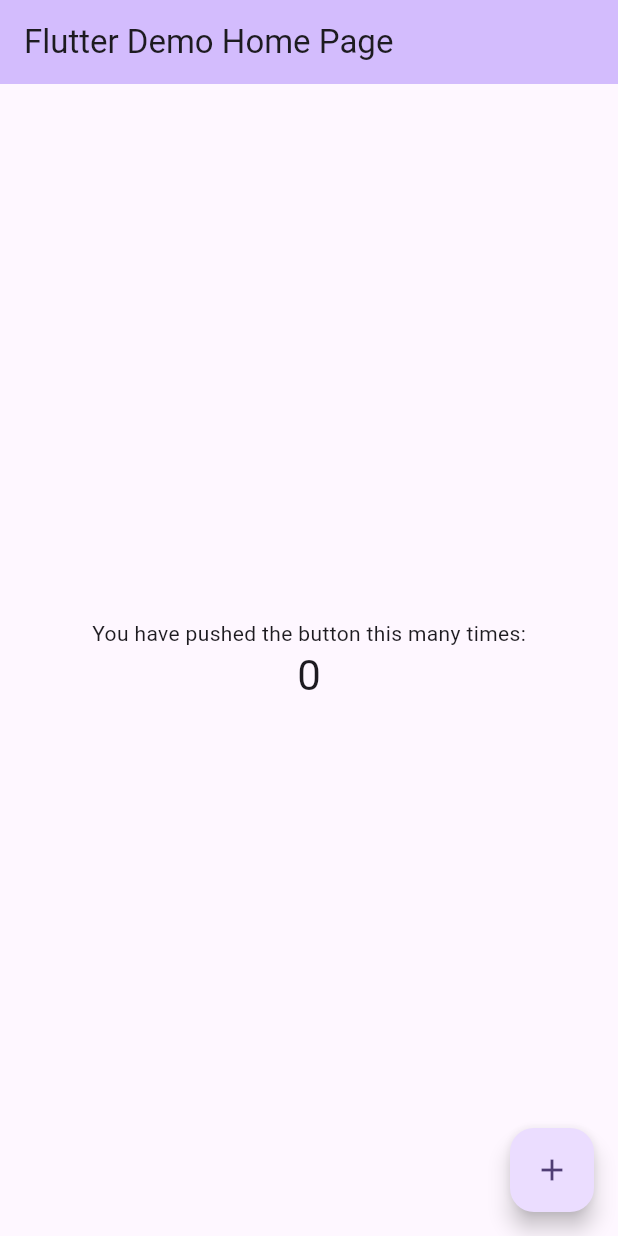
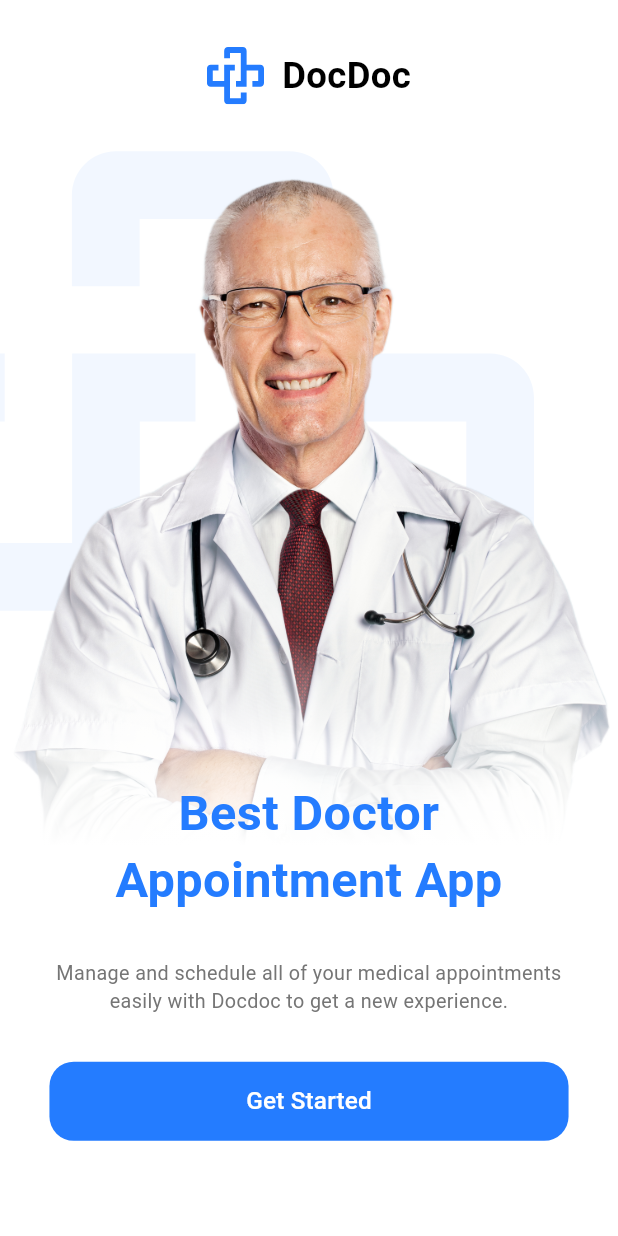
Before and after one commit to MoazSayed7/DocDoc, a Flutter app: the screen it shows after launch, on a phone screen of 412 x 824 dp. Run offline on Flutter 3.47's test engine with Material 3 defaults, Android fonts, the light colour scheme and no system bars; our stand-ins replace flutter_screenutil, flutter_svg.

Commit message:
- added images & svgs folders for assets. - added flutter_svg & added fluter_screenutil - made a file for doc app client - added Navigation extension - added routing folder that contains router class and routes file - added colors & text styles - added empty login screen - added onboarding screen

```diff
--- /dev/null
+++ b/lib/core/helpers/extensions.dart
@@ -0,0 +1,20 @@
+import 'package:flutter/widgets.dart';
+
+extension Navigation on BuildContext {
+  void pop() => Navigator.of(this).pop();
+
+  Future<dynamic> pushNamed(String routeName, {Object? arguments}) {
+    return Navigator.of(this).pushNamed(routeName, arguments: arguments);
+  }
+
+  Future<dynamic> pushNamedAndRemoveUntil(String routeName,
+      {Object? arguments, required RoutePredicate predicate}) {
+    return Navigator.of(this)
+        .pushNamedAndRemoveUntil(routeName, predicate, arguments: arguments);
+  }
+
+  Future<dynamic> pushReplacementNamed(String routeName, {Object? arguments}) {
+    return Navigator.of(this)
+        .pushReplacementNamed(routeName, arguments: arguments);
+  }
+}
--- /dev/null
+++ b/lib/core/routing/app_router.dart
@@ -0,0 +1,31 @@
+import 'package:flutter/material.dart';
+
+import '../../features/login/ui/login_screen.dart';
+import '../../features/onboarding/onboarding_screen.dart';
+import 'routes.dart';
+
+class AppRouter {
+  Route generateRoute(RouteSettings settings) {
+    //this arguments to be passed in any screen like this ( arguments as ClassName )
+    final arguments = settings.arguments;
+
+    switch (settings.name) {
+      case Routes.onBoardingScreen:
+        return MaterialPageRoute(
+          builder: (_) => const OnboardingScreen(),
+        );
+      case Routes.loginScreen:
+        return MaterialPageRoute(
+          builder: (_) => const LoginScreen(),
+        );
+      default:
+        return MaterialPageRoute(
+          builder: (_) => Scaffold(
+            body: Center(
+              child: Text('No route defined for ${settings.name}'),
+            ),
+          ),
+        );
+    }
+  }
+}
--- /dev/null
+++ b/lib/core/routing/routes.dart
@@ -0,0 +1,4 @@
+class Routes {
+  static const String onBoardingScreen = '/onBoardingScreen';
+  static const String loginScreen = '/loginScreen';
+}
--- /dev/null
+++ b/lib/core/theming/colors.dart
@@ -0,0 +1,6 @@
+import 'package:flutter/material.dart';
+
+class ColorsManager {
+  static const Color mainBlue = Color(0xFF247CFF);
+  static const Color gray = Color(0xFF757575);
+}
--- /dev/null
+++ b/lib/core/theming/styles.dart
@@ -0,0 +1,30 @@
+import 'package:flutter/material.dart';
+import 'package:flutter_screenutil/flutter_screenutil.dart';
+
+import 'colors.dart';
+
+class TextStyles {
+  static TextStyle font24Black700Weight = TextStyle(
+    fontSize: 24.sp,
+    fontWeight: FontWeight.w700,
+    color: Colors.black,
+  );
+
+  static TextStyle font32BlueBold = TextStyle(
+    fontSize: 32.sp,
+    fontWeight: FontWeight.bold,
+    color: ColorsManager.mainBlue,
+  );
+
+  static TextStyle font13GrayRegular = TextStyle(
+    fontSize: 13.sp,
+    fontWeight: FontWeight.normal,
+    color: ColorsManager.gray,
+  );
+
+  static TextStyle font16WhiteSemiBold = TextStyle(
+    fontSize: 16.sp,
+    fontWeight: FontWeight.w500,
+    color: Colors.white,
+  );
+}
--- /dev/null
+++ b/lib/doc_app.dart
@@ -0,0 +1,28 @@
+import 'package:flutter/material.dart';
+import 'package:flutter_screenutil/flutter_screenutil.dart';
+
+import 'core/routing/app_router.dart';
+import 'core/routing/routes.dart';
+import 'core/theming/colors.dart';
+
+class DocApp extends StatelessWidget {
+  final AppRouter appRouter;
+  const DocApp({super.key, required this.appRouter});
+
+  @override
+  Widget build(BuildContext context) {
+    return ScreenUtilInit(
+        designSize: const Size(375, 812),
+        minTextAdapt: true,
+        child: MaterialApp(
+          title: 'DocDoc App',
+          theme: ThemeData(
+            primaryColor: ColorsManager.mainBlue,
+            scaffoldBackgroundColor: Colors.white,
+          ),
+          debugShowCheckedModeBanner: false,
+          initialRoute: Routes.onBoardingScreen,
+          onGenerateRoute: appRouter.generateRoute,
+        ));
+  }
+}
--- /dev/null
+++ b/lib/features/login/ui/login_screen.dart
@@ -0,0 +1,17 @@
+import 'package:flutter/material.dart';
+
+class LoginScreen extends StatelessWidget {
+  const LoginScreen({super.key});
+
+  @override
+  Widget build(BuildContext context) {
+    return Scaffold(
+      appBar: AppBar(
+        title: const Text('LoginScreen'),
+      ),
+      body: const Center(
+        child: Text('LoginScreen is working'),
+      ),
+    );
+  }
+}
--- /dev/null
+++ b/lib/features/onboarding/onboarding_screen.dart
@@ -0,0 +1,45 @@
+import 'package:flutter/material.dart';
+import 'package:flutter_screenutil/flutter_screenutil.dart';
+
+import '../../core/theming/styles.dart';
+import 'widgets/doc_logo_and_name.dart';
+import 'widgets/doctor_image_and_text.dart';
+import 'widgets/get_started_button.dart';
+
+class OnboardingScreen extends StatelessWidget {
+  const OnboardingScreen({super.key});
+
+  @override
+  Widget build(BuildContext context) {
+    return Scaffold(
+      body: SafeArea(
+        child: SingleChildScrollView(
+          child: Padding(
+            padding: EdgeInsets.only(top: 30.h, bottom: 30.h),
+            child: Column(
+              children: [
+                const DocLogoAndName(),
+                SizedBox(height: 30.h),
+                const DoctorImageAndText(),
+                Padding(
+                  padding: EdgeInsets.symmetric(horizontal: 30.w),
+                  child: Column(
+                    children: [
+                      Text(
+                        'Manage and schedule all of your medical appointments easily with Docdoc to get a new experience.',
+                        style: TextStyles.font13GrayRegular,
+                        textAlign: TextAlign.center,
+                      ),
+                      SizedBox(height: 30.h),
+                      const GetStartedButton(),
+                    ],
+                  ),
+                )
+              ],
+            ),
+          ),
+        ),
+      ),
+    );
+  }
+}
--- /dev/null
+++ b/lib/features/onboarding/widgets/doc_logo_and_name.dart
@@ -0,0 +1,24 @@
+import 'package:flutter/material.dart';
+import 'package:flutter_screenutil/flutter_screenutil.dart';
+import 'package:flutter_svg/svg.dart';
+
+import '../../../core/theming/styles.dart';
+
+class DocLogoAndName extends StatelessWidget {
+  const DocLogoAndName({super.key});
+
+  @override
+  Widget build(BuildContext context) {
+    return Row(
+      mainAxisAlignment: MainAxisAlignment.center,
+      children: [
+        SvgPicture.asset('assets/svgs/docdoc_logo.svg'),
+        SizedBox(width: 10.w),
+        Text(
+          'DocDoc',
+          style: TextStyles.font24Black700Weight,
+        ),
+      ],
+    );
+  }
+}
--- /dev/null
+++ b/lib/features/onboarding/widgets/doctor_image_and_text.dart
@@ -0,0 +1,43 @@
+import 'package:flutter/material.dart';
+import 'package:flutter_svg/flutter_svg.dart';
+
+import '../../../core/theming/styles.dart';
+
+class DoctorImageAndText extends StatelessWidget {
+  const DoctorImageAndText({super.key});
+
+  @override
+  Widget build(BuildContext context) {
+    return Stack(
+      children: [
+        SvgPicture.asset('assets/svgs/docdoc_logo_low_opacity.svg'),
+        Container(
+          foregroundDecoration: BoxDecoration(
+            gradient: LinearGradient(
+              colors: [
+                Colors.white,
+                Colors.white.withOpacity(0.0),
+              ],
+              begin: Alignment.bottomCenter,
+              end: Alignment.topCenter,
+              stops: const [0.14, 0.4],
+            ),
+          ),
+          child: Image.asset('assets/images/onboarding_doctor.png'),
+        ),
+        Positioned(
+          bottom: 30,
+          left: 0,
+          right: 0,
+          child: Text(
+            'Best Doctor\nAppointment App',
+            textAlign: TextAlign.center,
+            style: TextStyles.font32BlueBold.copyWith(
+              height: 1.4,
+            ),
+          ),
+        ),
+      ],
+    );
+  }
+}
--- /dev/null
+++ b/lib/features/onboarding/widgets/get_started_button.dart
@@ -0,0 +1,36 @@
+import 'package:flutter/material.dart';
+import 'package:flutter_screenutil/flutter_screenutil.dart';
+
+import '../../../core/helpers/extensions.dart';
+import '../../../core/routing/routes.dart';
+import '../../../core/theming/colors.dart';
+import '../../../core/theming/styles.dart';
+
+class GetStartedButton extends StatelessWidget {
+  const GetStartedButton({super.key});
+
+  @override
+  Widget build(BuildContext context) {
+    return TextButton(
+      onPressed: () {
+        context.pushNamed(Routes.loginScreen);
+      },
+      style: ButtonStyle(
+        backgroundColor: WidgetStateProperty.all(ColorsManager.mainBlue),
+        tapTargetSize: MaterialTapTargetSize.shrinkWrap,
+        minimumSize: WidgetStateProperty.all(
+          Size(double.infinity, 52.h),
+        ),
+        shape: WidgetStateProperty.all(
+          RoundedRectangleBorder(
+            borderRadius: BorderRadius.circular(16.r),
+          ),
+        ),
+      ),
+      child: Text(
+        'Get Started',
+        style: TextStyles.font16WhiteSemiBold,
+      ),
+    );
+  }
+}
--- a/lib/main.dart
+++ b/lib/main.dart
@@ -1,125 +1,14 @@
 import 'package:flutter/material.dart';
+import 'package:flutter_screenutil/flutter_screenutil.dart';
 
-void main() {
-  runApp(const MyApp());
+import 'core/routing/app_router.dart';
+import 'doc_app.dart';
+
+void main() async {
+  await ScreenUtil.ensureScreenSize();
+  runApp(
+    DocApp(
+      appRouter: AppRouter(),
+    ),
+  );
 }
-
-class MyApp extends StatelessWidget {
-  const MyApp({super.key});
-
-  // This widget is the root of your application.
-  @override
-  Widget build(BuildContext context) {
-    return MaterialApp(
-      title: 'Flutter Demo',
-      theme: ThemeData(
-        // This is the theme of your application.
-        //
-        // TRY THIS: Try running your application with "flutter run". You'll see
-        // the application has a purple toolbar. Then, without quitting the app,
-        // try changing the seedColor in the colorScheme below to Colors.green
-        // and then invoke "hot reload" (save your changes or press the "hot
-        // reload" button in a Flutter-supported IDE, or press "r" if you used
-        // the command line to start the app).
-        //
-        // Notice that the counter didn't reset back to zero; the application
-        // state is not lost during the reload. To reset the state, use hot
-        // restart instead.
-        //
-        // This works for code too, not just values: Most code changes can be
-        // tested with just a hot reload.
-        colorScheme: ColorScheme.fromSeed(seedColor: Colors.deepPurple),
-        useMaterial3: true,
-      ),
-      home: const MyHomePage(title: 'Flutter Demo Home Page'),
-    );
-  }
-}
-
-class MyHomePage extends StatefulWidget {
-  const MyHomePage({super.key, required this.title});
-
-  // This widget is the home page of your application. It is stateful, meaning
-  // that it has a State object (defined below) that contains fields that affect
-  // how it looks.
-
-  // This class is the configuration for the state. It holds the values (in this
-  // case the title) provided by the parent (in this case the App widget) and
-  // used by the build method of the State. Fields in a Widget subclass are
-  // always marked "final".
-
-  final String title;
-
-  @override
-  State<MyHomePage> createState() => _MyHomePageState();
-}
-
-class _MyHomePageState extends State<MyHomePage> {
-  int _counter = 0;
-
-  void _incrementCounter() {
-    setState(() {
-      // This call to setState tells the Flutter framework that something has
-      // changed in this State, which causes it to rerun the build method below
-      // so that the display can reflect the updated values. If we changed
-      // _counter without calling setState(), then the build method would not be
-      // called again, and so nothing would appear to happen.
-      _counter++;
-    });
-  }
-
-  @override
-  Widget build(BuildContext context) {
-    // This method is rerun every time setState is called, for instance as done
-    // by the _incrementCounter method above.
-    //
-    // The Flutter framework has been optimized to make rerunning build methods
-    // fast, so that you can just rebuild anything that needs updating rather
-    // than having to individually change instances of widgets.
-    return Scaffold(
-      appBar: AppBar(
-        // TRY THIS: Try changing the color here to a specific color (to
-        // Colors.amber, perhaps?) and trigger a hot reload to see the AppBar
-        // change color while the other colors stay the same.
-        backgroundColor: Theme.of(context).colorScheme.inversePrimary,
-        // Here we take the value from the MyHomePage object that was created by
-        // the App.build method, and use it to set our appbar title.
-        title: Text(widget.title),
-      ),
-      body: Center(
-        // Center is a layout widget. It takes a single child and positions it
-        // in the middle of the parent.
-        child: Column(
-          // Column is also a layout widget. It takes a list of children and
-          // arranges them vertically. By default, it sizes itself to fit its
-          // children horizontally, and tries to be as tall as its parent.
-          //
-          // Column has various properties to control how it sizes itself and
-          // how it positions its children. Here we use mainAxisAlignment to
-          // center the children vertically; the main axis here is the vertical
-          // axis because Columns are vertical (the cross axis would be
-          // horizontal).
-          //
-          // TRY THIS: Invoke "debug painting" (choose the "Toggle Debug Paint"
-          // action in the IDE, or press "p" in the console), to see the
-          // wireframe for each widget.
-          mainAxisAlignment: MainAxisAlignment.center,
-          children: <Widget>[
-            const Text(
-              'You have pushed the button this many times:',
-            ),
-            Text(
-              '$_counter',
-              style: Theme.of(context).textTheme.headlineMedium,
-            ),
-          ],
-        ),
-      ),
-      floatingActionButton: FloatingActionButton(
-        onPressed: _incrementCounter,
-        tooltip: 'Increment',
-        child: const Icon(Icons.add),
-      ), // This trailing comma makes auto-formatting nicer for build methods.
-    );
-  }
-}
```
Also changed, not shown: pubspec.yaml (+13 -6 lines), assets/images/onboarding_doctor.png (added), assets/svgs/docdoc_logo.svg (added), assets/svgs/docdoc_logo_low_opacity.svg (added), pubspec.lock, 1 other file.
